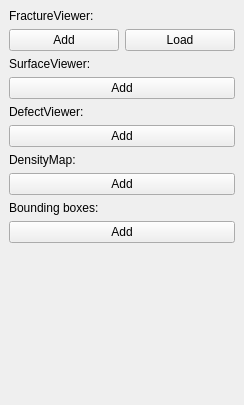
This is modules/4DCT/iA4DCTToolsDockWidget.ui in 3dct/open_iA as Qt 5 draws it before an edit. The edited form follows.
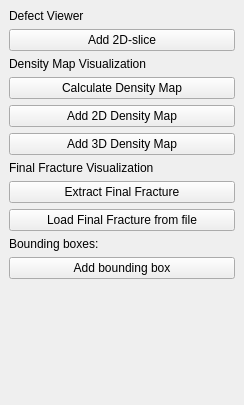
This is the edited form. Icons and pictures are not drawn.

```diff
--- a/modules/4DCT/iA4DCTToolsDockWidget.ui
+++ b/modules/4DCT/iA4DCTToolsDockWidget.ui
@@ -15,100 +15,17 @@
   </property>
   <widget class="QWidget" name="dockWidgetContents">
    <layout class="QVBoxLayout" name="verticalLayout">
-    <item>
-     <widget class="QLabel" name="label">
-      <property name="text">
-       <string>FractureViewer:</string>
-      </property>
-     </widget>
-    </item>
-    <item>
-     <widget class="QWidget" name="widget" native="true">
-      <layout class="QHBoxLayout" name="horizontalLayout">
-       <property name="leftMargin">
-        <number>0</number>
-       </property>
-       <property name="topMargin">
-        <number>0</number>
-       </property>
-       <property name="rightMargin">
-        <number>0</number>
-       </property>
-       <property name="bottomMargin">
-        <number>0</number>
-       </property>
-       <item>
-        <widget class="QPushButton" name="pbFractureViewerAdd">
-         <property name="text">
-          <string>Add</string>
-         </property>
-         <property name="icon">
-          <iconset resource="../../core/open_iA.qrc">
-           <normaloff>:/images/4DCT_AddFractureView.png</normaloff>:/images/4DCT_AddFractureView.png</iconset>
-         </property>
-         <property name="iconSize">
-          <size>
-           <width>24</width>
-           <height>24</height>
-          </size>
-         </property>
-        </widget>
-       </item>
-       <item>
-        <widget class="QPushButton" name="pbFractureViewerLoad">
-         <property name="text">
-          <string>Load</string>
-         </property>
-         <property name="icon">
-          <iconset resource="../../core/open_iA.qrc">
-           <normaloff>:/images/4DCT_LoadFractureView.png</normaloff>:/images/4DCT_LoadFractureView.png</iconset>
-         </property>
-         <property name="iconSize">
-          <size>
-           <width>24</width>
-           <height>24</height>
-          </size>
-         </property>
-        </widget>
-       </item>
-      </layout>
-     </widget>
-    </item>
-    <item>
-     <widget class="QLabel" name="label_2">
-      <property name="text">
-       <string>SurfaceViewer:</string>
-      </property>
-     </widget>
-    </item>
-    <item>
-     <widget class="QPushButton" name="pbSurfaceViewerAdd">
-      <property name="text">
-       <string>Add</string>
-      </property>
-      <property name="icon">
-       <iconset resource="../../core/open_iA.qrc">
-        <normaloff>:/images/4DCT_SurfaceVisAdd.png</normaloff>:/images/4DCT_SurfaceVisAdd.png</iconset>
-      </property>
-      <property name="iconSize">
-       <size>
-        <width>24</width>
-        <height>24</height>
-       </size>
-      </property>
-     </widget>
-    </item>
     <item>
      <widget class="QLabel" name="label_3">
       <property name="text">
-       <string>DefectViewer:</string>
+       <string>Defect Viewer</string>
       </property>
      </widget>
     </item>
     <item>
      <widget class="QPushButton" name="pbDefectViewerAdd">
       <property name="text">
-       <string>Add</string>
+       <string>Add 2D-slice</string>
       </property>
       <property name="icon">
        <iconset resource="../../core/open_iA.qrc">
@@ -125,14 +42,21 @@
     <item>
      <widget class="QLabel" name="label_5">
       <property name="text">
-       <string>DensityMap:</string>
+       <string>Density Map Visualization</string>
+      </property>
+     </widget>
+    </item>
+    <item>
+     <widget class="QPushButton" name="pbCalcDensityMap">
+      <property name="text">
+       <string>Calculate Density Map</string>
       </property>
      </widget>
     </item>
     <item>
      <widget class="QPushButton" name="pbDensityMapAdd">
       <property name="text">
-       <string>Add</string>
+       <string>Add 2D Density Map</string>
       </property>
       <property name="icon">
        <iconset resource="../../core/open_iA.qrc">
@@ -146,6 +70,64 @@
       </property>
      </widget>
     </item>
+    <item>
+     <widget class="QPushButton" name="pbSurfaceViewerAdd">
+      <property name="text">
+       <string>Add 3D Density Map</string>
+      </property>
+      <property name="icon">
+       <iconset resource="../../iAnalyse.qrc">
+        <normaloff>:/images/4DCT_SurfaceVisAdd.png</normaloff>:/images/4DCT_SurfaceVisAdd.png</iconset>
+      </property>
+      <property name="iconSize">
+       <size>
+        <width>24</width>
+        <height>24</height>
+       </size>
+      </property>
+     </widget>
+    </item>
+    <item>
+     <widget class="QLabel" name="label">
+      <property name="text">
+       <string>Final Fracture Visualization</string>
+      </property>
+     </widget>
+    </item>
+    <item>
+     <widget class="QPushButton" name="pbFractureViewerAdd">
+      <property name="text">
+       <string>Extract Final Fracture</string>
+      </property>
+      <property name="icon">
+       <iconset resource="../../iAnalyse.qrc">
+        <normaloff>:/images/4DCT_AddFractureView.png</normaloff>:/images/4DCT_AddFractureView.png</iconset>
+      </property>
+      <property name="iconSize">
+       <size>
+        <width>24</width>
+        <height>24</height>
+       </size>
+      </property>
+     </widget>
+    </item>
+    <item>
+     <widget class="QPushButton" name="pbFractureViewerLoad">
+      <property name="text">
+       <string>Load Final Fracture from file</string>
+      </property>
+      <property name="icon">
+       <iconset resource="../../iAnalyse.qrc">
+        <normaloff>:/images/4DCT_LoadFractureView.png</normaloff>:/images/4DCT_LoadFractureView.png</iconset>
+      </property>
+      <property name="iconSize">
+       <size>
+        <width>24</width>
+        <height>24</height>
+       </size>
+      </property>
+     </widget>
+    </item>
     <item>
      <widget class="QLabel" name="label_4">
       <property name="text">
@@ -156,7 +138,7 @@
     <item>
      <widget class="QPushButton" name="pbBoundingBoxAdd">
       <property name="text">
-       <string>Add</string>
+       <string>Add bounding box</string>
       </property>
       <property name="icon">
        <iconset resource="../../core/open_iA.qrc">
```
Left out of the diff: 8 changed lines with no effect on the pictures.
